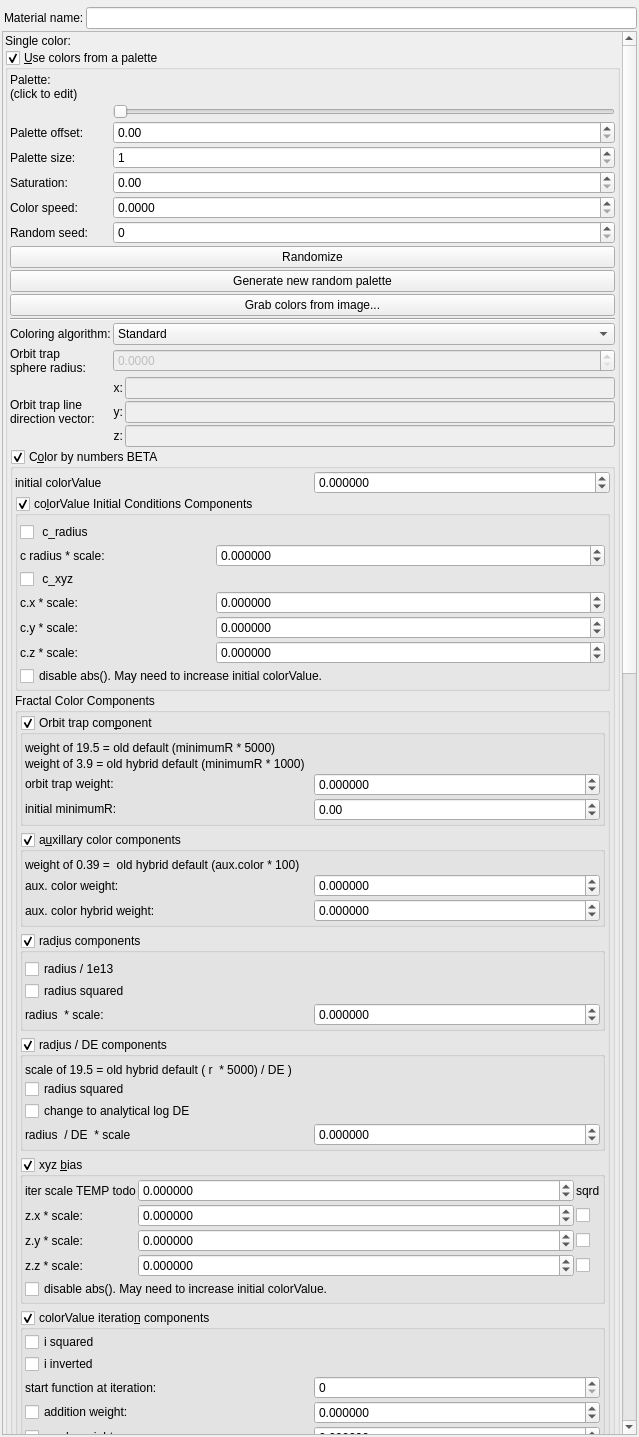
Before: the Qt Designer form mandelbulber2/qt/material_editor.ui in buddhi1980/mandelbulber2, drawn with Qt 5.
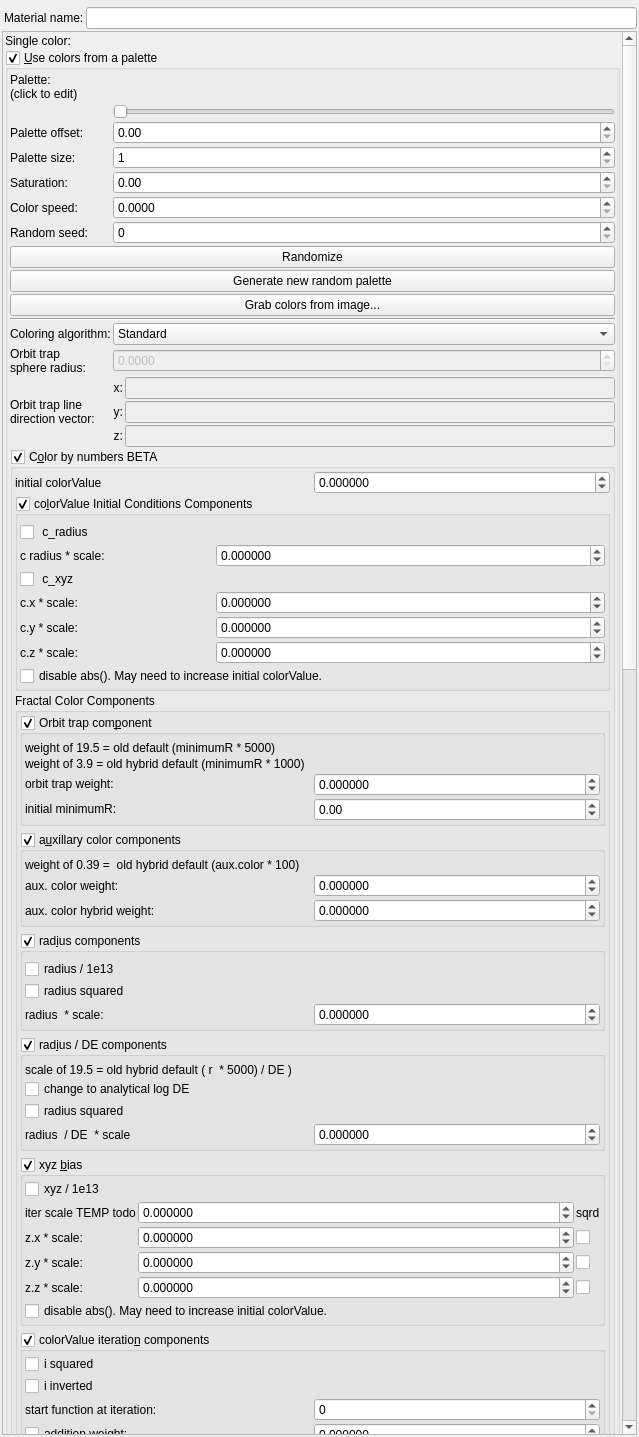
After: the same form once the commit is applied. Icons and pictures are not drawn. Custom widgets are drawn as their Qt base class.

Patch:
```diff
--- a/mandelbulber2/qt/material_editor.ui
+++ b/mandelbulber2/qt/material_editor.ui
@@ -81,9 +81,9 @@
       <property name="geometry">
        <rect>
         <x>0</x>
-        <y>-724</y>
+        <y>-916</y>
         <width>619</width>
-        <height>3521</height>
+        <height>3546</height>
        </rect>
       </property>
       <layout class="QVBoxLayout" name="verticalLayout_2">
@@ -1324,13 +1324,6 @@
                      </property>
                     </widget>
                    </item>
-                   <item>
-                    <widget class="QCheckBox" name="checkBox_fractal_coloring_rad_div_de_squared_false">
-                     <property name="text">
-                      <string notr="true">radius squared</string>
-                     </property>
-                    </widget>
-                   </item>
                    <item>
                     <widget class="QCheckBox" name="checkBox_fractal_coloring_rad_div_log_de_false">
                      <property name="text">
@@ -1338,6 +1331,13 @@
                      </property>
                     </widget>
                    </item>
+                   <item>
+                    <widget class="QCheckBox" name="checkBox_fractal_coloring_rad_div_de_squared_false">
+                     <property name="text">
+                      <string notr="true">radius squared</string>
+                     </property>
+                    </widget>
+                   </item>
                    <item>
                     <layout class="QGridLayout" name="gridLayout_19" columnstretch="0,0">
                      <property name="spacing">
@@ -1394,7 +1394,7 @@
                   <property name="checkable">
                    <bool>true</bool>
                   </property>
-                  <layout class="QVBoxLayout" name="verticalLayout_32" stretch="0,0">
+                  <layout class="QVBoxLayout" name="verticalLayout_32" stretch="0,0,0">
                    <property name="spacing">
                     <number>2</number>
                    </property>
@@ -1410,6 +1410,13 @@
                    <property name="bottomMargin">
                     <number>2</number>
                    </property>
+                   <item>
+                    <widget class="QCheckBox" name="checkBox_fractal_coloring_xyz_div_1e13_false">
+                     <property name="text">
+                      <string notr="true">xyz / 1e13</string>
+                     </property>
+                    </widget>
+                   </item>
                    <item>
                     <layout class="QGridLayout" name="gridLayout_16" columnstretch="0,1,0">
                      <property name="spacing">
```
